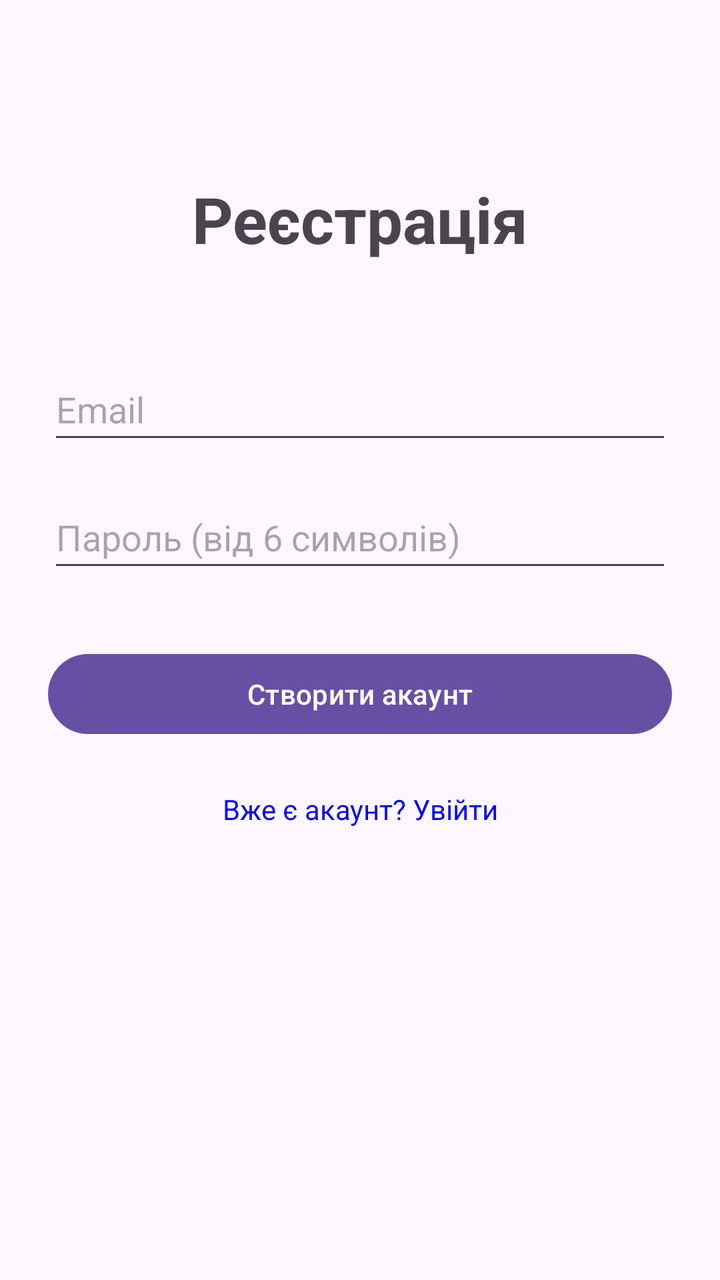
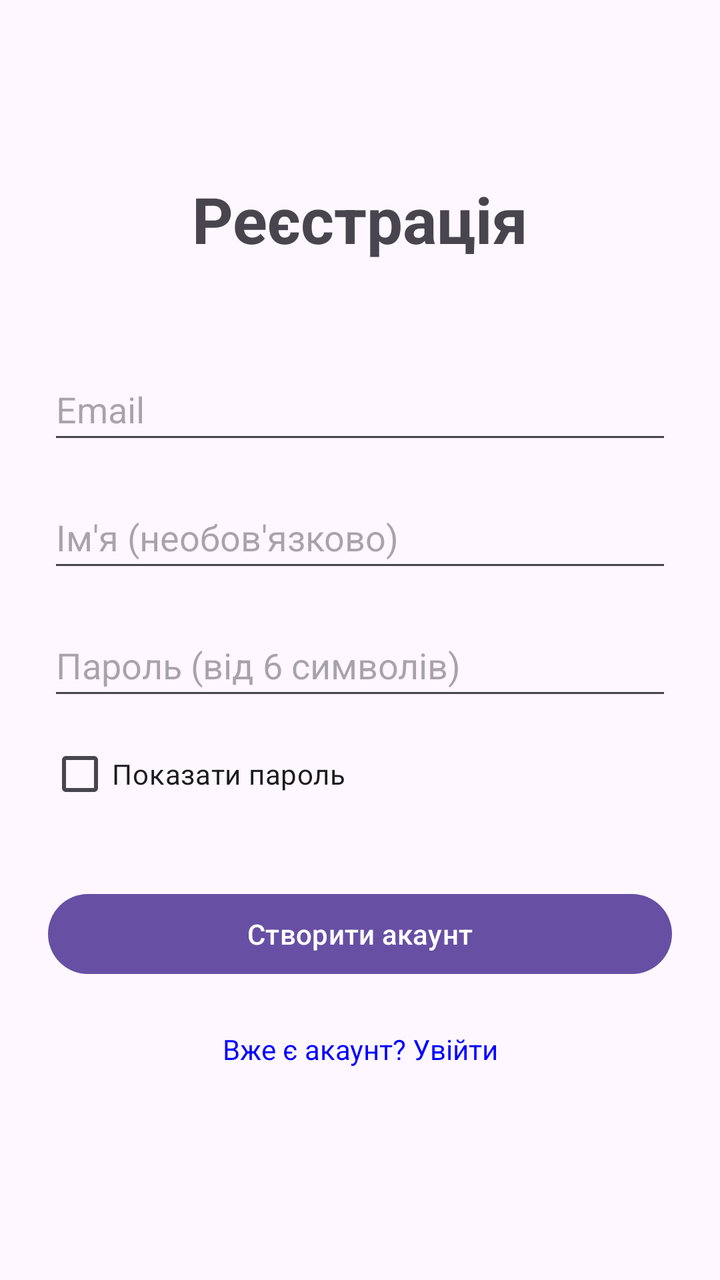

An Android layout rendered at two revisions. The XML below is the earlier revision; the diff shows what the commit changed to produce the second picture.
<!-- AndroidManifest.xml: application theme Theme.MyFinance -->
<!-- res/layout/activity_register.xml -->
<?xml version="1.0" encoding="utf-8"?>
<androidx.constraintlayout.widget.ConstraintLayout xmlns:android="http://schemas.android.com/apk/res/android"
    xmlns:app="http://schemas.android.com/apk/res-auto"
    xmlns:tools="http://schemas.android.com/tools"
    android:layout_width="match_parent"
    android:layout_height="match_parent"
    android:padding="24dp"
    tools:context=".RegisterActivity">

    <TextView
        android:id="@+id/tvTitle"
        android:layout_width="wrap_content"
        android:layout_height="wrap_content"
        android:text="Реєстрація"
        android:textSize="32sp"
        android:textStyle="bold"
        android:layout_marginTop="64dp"
        app:layout_constraintEnd_toEndOf="parent"
        app:layout_constraintStart_toStartOf="parent"
        app:layout_constraintTop_toTopOf="parent" />

    <EditText
        android:id="@+id/etEmail"
        android:layout_width="0dp"
        android:layout_height="wrap_content"
        android:layout_marginTop="48dp"
        android:hint="Email"
        android:inputType="textEmailAddress"
        android:minHeight="48dp"
        app:layout_constraintEnd_toEndOf="parent"
        app:layout_constraintStart_toStartOf="parent"
        app:layout_constraintTop_toBottomOf="@+id/tvTitle" />

    <EditText
        android:id="@+id/etPassword"
        android:layout_width="0dp"
        android:layout_height="wrap_content"
        android:layout_marginTop="16dp"
        android:hint="Пароль (від 6 символів)"
        android:inputType="textPassword"
        android:minHeight="48dp"
        app:layout_constraintEnd_toEndOf="parent"
        app:layout_constraintStart_toStartOf="parent"
        app:layout_constraintTop_toBottomOf="@+id/etEmail" />

    <Button
        android:id="@+id/btnRegister"
        android:layout_width="0dp"
        android:layout_height="wrap_content"
        android:layout_marginTop="32dp"
        android:text="Створити акаунт"
        app:layout_constraintEnd_toEndOf="parent"
        app:layout_constraintStart_toStartOf="parent"
        app:layout_constraintTop_toBottomOf="@+id/etPassword" />

    <TextView
        android:id="@+id/tvGoToLogin"
        android:layout_width="wrap_content"
        android:layout_height="wrap_content"
        android:layout_marginTop="16dp"
        android:text="Вже є акаунт? Увійти"
        android:textColor="#0000FF"
        android:padding="8dp"
        app:layout_constraintEnd_toEndOf="parent"
        app:layout_constraintStart_toStartOf="parent"
        app:layout_constraintTop_toBottomOf="@+id/btnRegister" />

    <ProgressBar
        android:id="@+id/progressBar"
        android:layout_width="wrap_content"
        android:layout_height="wrap_content"
        android:visibility="gone"
        app:layout_constraintBottom_toBottomOf="parent"
        app:layout_constraintEnd_toEndOf="parent"
        app:layout_constraintStart_toStartOf="parent"
        app:layout_constraintTop_toTopOf="parent" />

</androidx.constraintlayout.widget.ConstraintLayout>
<!-- resources referenced by this layout -->
<resources>
  <style name="Theme.MyFinance" parent="Base.Theme.MyFinance" />
  <style name="Base.Theme.MyFinance" parent="Theme.Material3.DayNight.NoActionBar">
          
          
      </style>
</resources>

<!-- the commit's change to res/layout/activity_register.xml (unified diff, before → after) -->
@@ -32,6 +32,18 @@
         app:layout_constraintTop_toBottomOf="@+id/tvTitle" />
 
     <EditText
+        android:id="@+id/etName"
+        android:layout_width="0dp"
+        android:layout_height="wrap_content"
+        android:layout_marginTop="16dp"
+        android:hint="Ім'я (необов'язково)"
+        android:inputType="textPersonName"
+        android:minHeight="48dp"
+        app:layout_constraintEnd_toEndOf="parent"
+        app:layout_constraintStart_toStartOf="parent"
+        app:layout_constraintTop_toBottomOf="@+id/etEmail" />
+
+    <EditText
         android:id="@+id/etPassword"
         android:layout_width="0dp"
         android:layout_height="wrap_content"
@@ -41,7 +53,16 @@
         android:minHeight="48dp"
         app:layout_constraintEnd_toEndOf="parent"
         app:layout_constraintStart_toStartOf="parent"
-        app:layout_constraintTop_toBottomOf="@+id/etEmail" />
+        app:layout_constraintTop_toBottomOf="@+id/etName" />
+
+    <CheckBox
+        android:id="@+id/cbShowPassword"
+        android:layout_width="wrap_content"
+        android:layout_height="wrap_content"
+        android:layout_marginTop="8dp"
+        android:text="Показати пароль"
+        app:layout_constraintStart_toStartOf="parent"
+        app:layout_constraintTop_toBottomOf="@+id/etPassword" />
 
     <Button
         android:id="@+id/btnRegister"
@@ -51,7 +72,7 @@
         android:text="Створити акаунт"
         app:layout_constraintEnd_toEndOf="parent"
         app:layout_constraintStart_toStartOf="parent"
-        app:layout_constraintTop_toBottomOf="@+id/etPassword" />
+        app:layout_constraintTop_toBottomOf="@+id/cbShowPassword" />
 
     <TextView
         android:id="@+id/tvGoToLogin"
